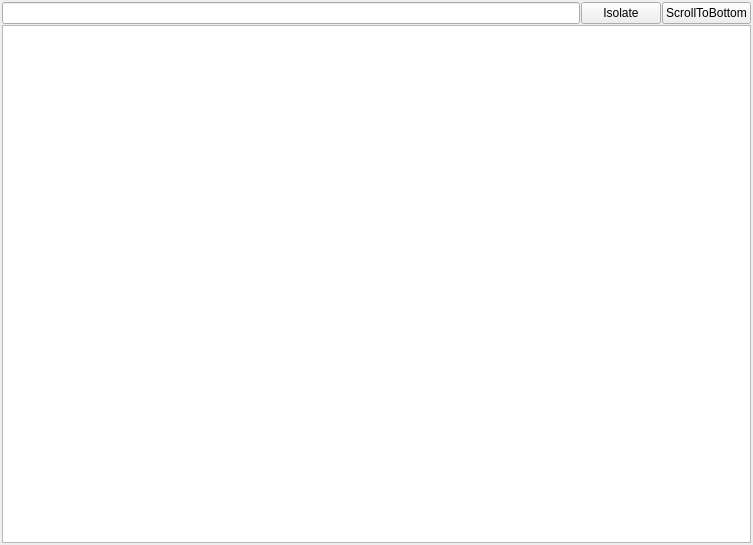
This is tabcontent.ui in FFalcon/LightningLog as Qt 5 draws it before an edit. The edited form follows.
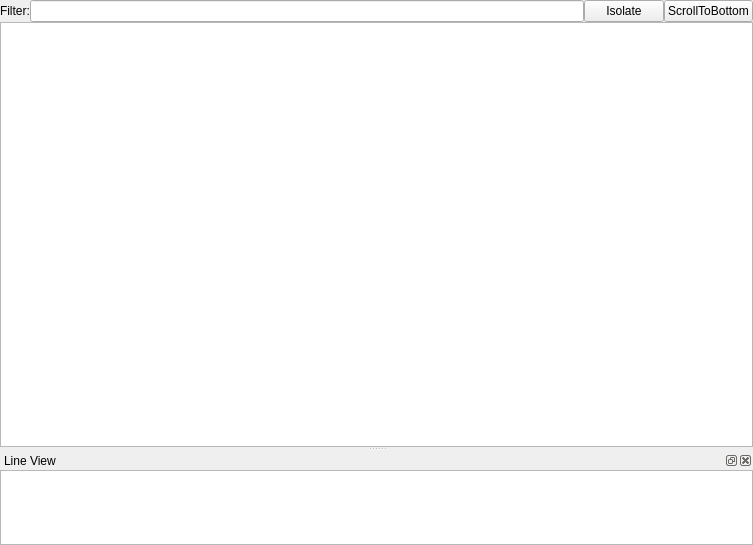
This is the edited form. Icons and pictures are not drawn.

Diff of the .ui file:
```diff
--- a/tabcontent.ui
+++ b/tabcontent.ui
@@ -628,24 +628,37 @@
   </property>
   <layout class="QGridLayout" name="gridLayout">
    <property name="leftMargin">
-    <number>2</number>
+    <number>0</number>
    </property>
    <property name="topMargin">
-    <number>2</number>
+    <number>0</number>
    </property>
    <property name="rightMargin">
-    <number>2</number>
+    <number>0</number>
    </property>
    <property name="bottomMargin">
-    <number>2</number>
+    <number>0</number>
    </property>
-   <item row="0" column="0">
-    <layout class="QVBoxLayout" name="verticalLayout">
      <property name="spacing">
-      <number>1</number>
-     </property>
+    <number>0</number>
+   </property>
+   <item row="0" column="0">
+    <layout class="QVBoxLayout" name="verticalLayout" stretch="0,0">
      <item>
       <layout class="QHBoxLayout" name="horizontalLayout">
+       <item>
+        <widget class="QLabel" name="label">
+         <property name="sizePolicy">
+          <sizepolicy hsizetype="Maximum" vsizetype="Preferred">
+           <horstretch>0</horstretch>
+           <verstretch>0</verstretch>
+          </sizepolicy>
+         </property>
+         <property name="text">
+          <string>Filter:</string>
+         </property>
+        </widget>
+       </item>
        <item>
         <widget class="QLineEdit" name="lineEdit">
          <property name="sizePolicy">
@@ -654,6 +667,9 @@
            <verstretch>0</verstretch>
           </sizepolicy>
          </property>
+         <property name="clearButtonEnabled">
+          <bool>true</bool>
+         </property>
         </widget>
        </item>
        <item>
@@ -701,7 +717,23 @@
       </layout>
      </item>
      <item>
+      <widget class="QSplitter" name="splitter">
+       <property name="sizePolicy">
+        <sizepolicy hsizetype="Preferred" vsizetype="Expanding">
+         <horstretch>0</horstretch>
+         <verstretch>0</verstretch>
+        </sizepolicy>
+       </property>
+       <property name="orientation">
+        <enum>Qt::Vertical</enum>
+       </property>
       <widget class="QTableView" name="logEntries">
+        <property name="sizePolicy">
+         <sizepolicy hsizetype="Expanding" vsizetype="Expanding">
+          <horstretch>0</horstretch>
+          <verstretch>5</verstretch>
+         </sizepolicy>
+        </property>
        <property name="editTriggers">
         <set>QAbstractItemView::NoEditTriggers</set>
        </property>
@@ -729,6 +761,71 @@
        <attribute name="verticalHeaderStretchLastSection">
         <bool>false</bool>
        </attribute>
+       </widget>
+       <widget class="QDockWidget" name="dockWidget">
+        <property name="sizePolicy">
+         <sizepolicy hsizetype="Preferred" vsizetype="Preferred">
+          <horstretch>0</horstretch>
+          <verstretch>1</verstretch>
+         </sizepolicy>
+        </property>
+        <property name="baseSize">
+         <size>
+          <width>0</width>
+          <height>0</height>
+         </size>
+        </property>
+        <property name="windowTitle">
+         <string>Line View</string>
+        </property>
+        <widget class="QWidget" name="dockWidgetContents">
+         <property name="sizePolicy">
+          <sizepolicy hsizetype="Preferred" vsizetype="Preferred">
+           <horstretch>0</horstretch>
+           <verstretch>1</verstretch>
+          </sizepolicy>
+         </property>
+         <property name="baseSize">
+          <size>
+           <width>0</width>
+           <height>150</height>
+          </size>
+         </property>
+         <layout class="QGridLayout" name="gridLayout_2" rowstretch="0">
+          <property name="leftMargin">
+           <number>0</number>
+          </property>
+          <property name="topMargin">
+           <number>0</number>
+          </property>
+          <property name="rightMargin">
+           <number>0</number>
+          </property>
+          <property name="bottomMargin">
+           <number>0</number>
+          </property>
+          <property name="spacing">
+           <number>0</number>
+          </property>
+          <item row="0" column="0">
+           <widget class="QPlainTextEdit" name="lineView">
+            <property name="sizePolicy">
+             <sizepolicy hsizetype="Expanding" vsizetype="Expanding">
+              <horstretch>0</horstretch>
+              <verstretch>0</verstretch>
+             </sizepolicy>
+            </property>
+            <property name="baseSize">
+             <size>
+              <width>0</width>
+              <height>150</height>
+             </size>
+            </property>
+           </widget>
+          </item>
+         </layout>
+        </widget>
+       </widget>
       </widget>
      </item>
     </layout>
```
Left out of the diff: 1 changed line with no effect on the pictures. Lines whose indentation alone changed are shown as unchanged.
